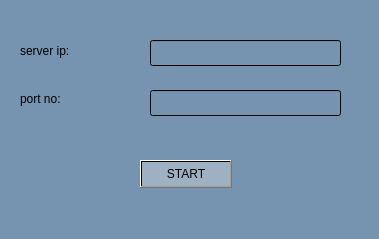
Old version of the form banter/Server/start.ui in the repository Blacky001/banter.
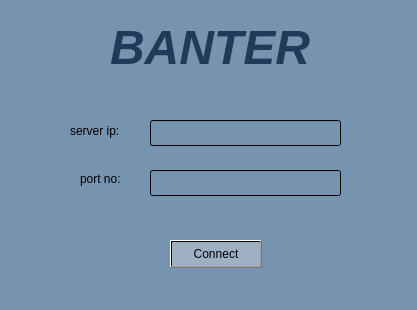
New version of the form.

Patch:
```diff
--- a/banter/Server/start.ui
+++ b/banter/Server/start.ui
@@ -6,8 +6,8 @@
    <rect>
     <x>0</x>
     <y>0</y>
-    <width>379</width>
-    <height>239</height>
+    <width>417</width>
+    <height>310</height>
    </rect>
   </property>
   <property name="windowTitle">
@@ -19,8 +19,8 @@
   <widget class="QLabel" name="label">
    <property name="geometry">
     <rect>
-     <x>20</x>
-     <y>40</y>
+     <x>70</x>
+     <y>120</y>
      <width>71</width>
      <height>21</height>
     </rect>
@@ -33,7 +33,7 @@
    <property name="geometry">
     <rect>
      <x>150</x>
-     <y>40</y>
+     <y>120</y>
      <width>191</width>
      <height>26</height>
     </rect>
@@ -42,8 +42,8 @@
   <widget class="QLabel" name="label_2">
    <property name="geometry">
     <rect>
-     <x>20</x>
-     <y>90</y>
+     <x>80</x>
+     <y>170</y>
      <width>62</width>
      <height>18</height>
     </rect>
@@ -56,7 +56,7 @@
    <property name="geometry">
     <rect>
      <x>150</x>
-     <y>90</y>
+     <y>170</y>
      <width>191</width>
      <height>26</height>
     </rect>
@@ -65,8 +65,8 @@
   <widget class="QPushButton" name="pushButton">
    <property name="geometry">
     <rect>
-     <x>140</x>
-     <y>160</y>
+     <x>170</x>
+     <y>240</y>
      <width>92</width>
      <height>28</height>
     </rect>
@@ -75,7 +75,24 @@
     <string notr="true">background-color: qlineargradient(spread:repeat, x1:0, y1:0, x2:1, y2:0, stop:1 rgba(157, 177, 195, 255));</string>
    </property>
    <property name="text">
-    <string>START</string>
+    <string>Connect</string>
+   </property>
+  </widget>
+  <widget class="QLabel" name="label_3">
+   <property name="geometry">
+    <rect>
+     <x>110</x>
+     <y>20</y>
+     <width>221</width>
+     <height>51</height>
+    </rect>
+   </property>
+   <property name="text">
+    <string>&lt;!DOCTYPE HTML PUBLIC &quot;-//W3C//DTD HTML 4.0//EN&quot; &quot;http://www.w3.org/TR/REC-html40/strict.dtd&quot;&gt;
+&lt;html&gt;&lt;head&gt;&lt;meta name=&quot;qrichtext&quot; content=&quot;1&quot; /&gt;&lt;style type=&quot;text/css&quot;&gt;
+p, li { white-space: pre-wrap; }
+&lt;/style&gt;&lt;/head&gt;&lt;body style=&quot; font-family:'Sans'; font-size:10pt; font-weight:400; font-style:normal;&quot;&gt;
+&lt;p style=&quot; margin-top:0px; margin-bottom:0px; margin-left:0px; margin-right:0px; -qt-block-indent:0; text-indent:0px;&quot;&gt;&lt;span style=&quot; font-size:36pt; font-weight:600; font-style:italic; color:#1e3c5a;&quot;&gt;BANTER&lt;/span&gt;&lt;/p&gt;&lt;/body&gt;&lt;/html&gt;</string>
    </property>
   </widget>
  </widget>
```
